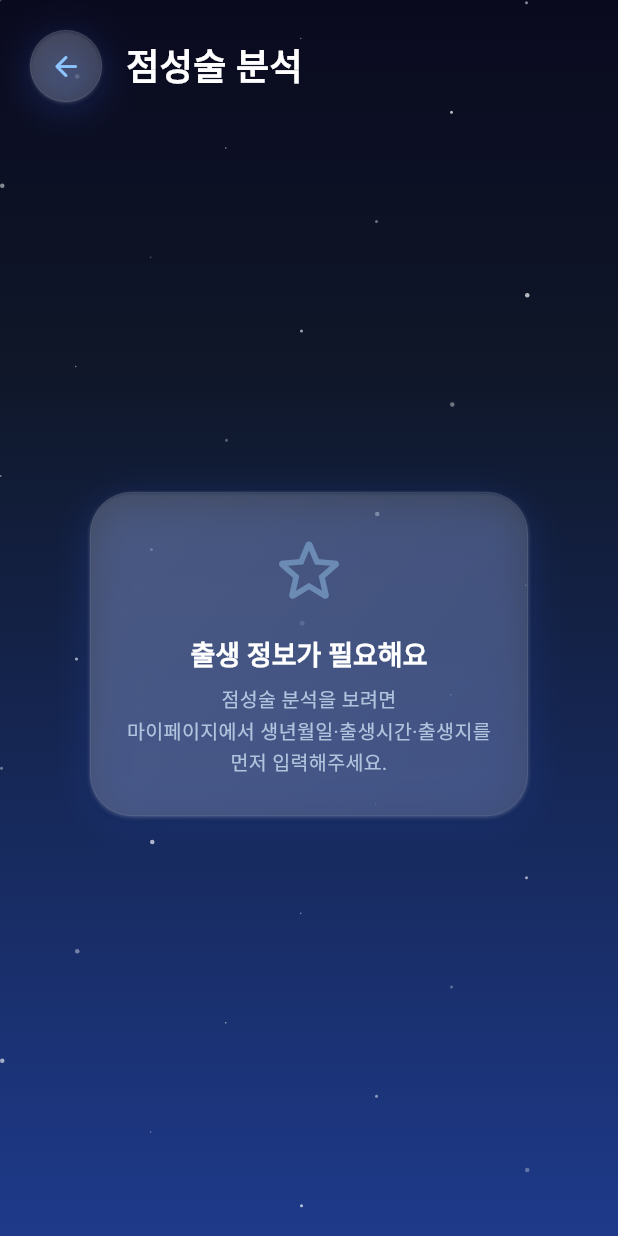
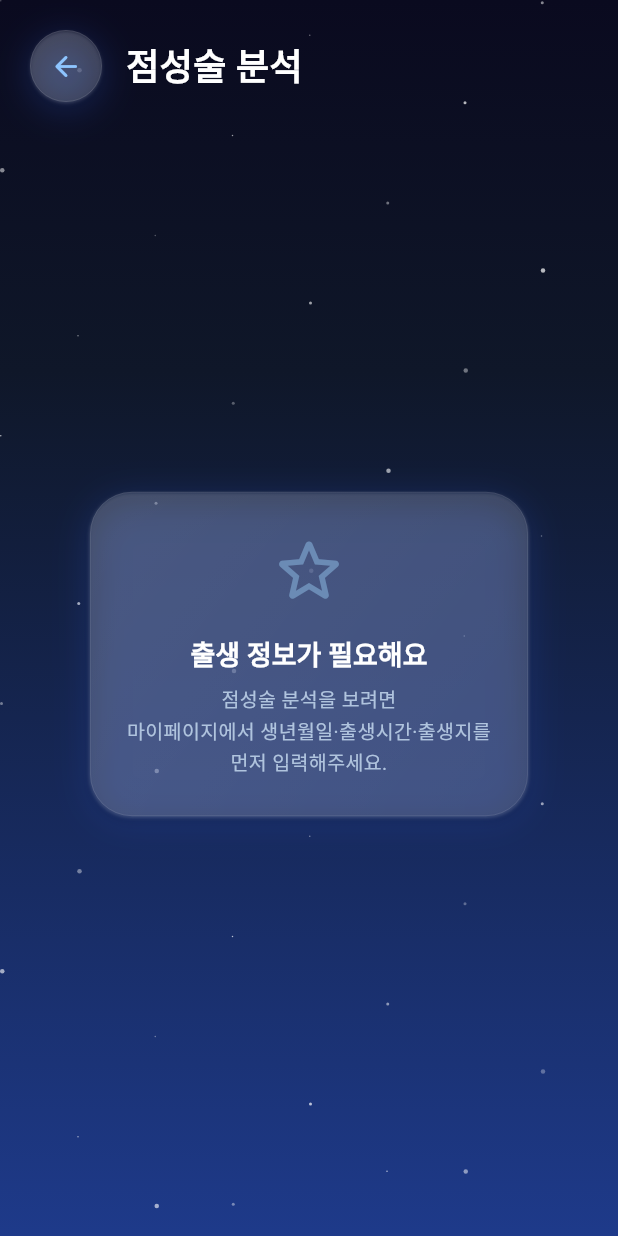
Before and after one commit to bellca225/stellara, a Flutter app: the AstrologyScreen screen opened directly, on a phone screen of 412 x 824 dp. Run offline on Flutter 3.47's test engine with Material 3 defaults, Android fonts, the phone set to English and light mode, and no system bars; our stand-ins replace cloud_firestore, dio, firebase_auth, firebase_core, flutter_dotenv, flutter_riverpod and 5 more; accounts and stored records are empty; statements that could not run were skipped.

Commit message:
Fill star background across short screens

```diff
--- a/lib/core/theme/app_theme.dart
+++ b/lib/core/theme/app_theme.dart
@@ -196,7 +196,19 @@ class StarBackground extends StatelessWidget {
 
   @override
   Widget build(BuildContext context) {
-    return Container(
+    return LayoutBuilder(
+      builder: (context, constraints) {
+        final width =
+            constraints.maxWidth.isFinite
+                ? constraints.maxWidth
+                : MediaQuery.sizeOf(context).width;
+        final height =
+            constraints.maxHeight.isFinite
+                ? constraints.maxHeight
+                : MediaQuery.sizeOf(context).height;
+
+        return SizedBox.expand(
+          child: DecoratedBox(
             decoration: const BoxDecoration(
               gradient: LinearGradient(
                 begin: Alignment.topCenter,
@@ -206,6 +218,7 @@ class StarBackground extends StatelessWidget {
               ),
             ),
             child: Stack(
+              fit: StackFit.expand,
               children: [
                 ...List.generate(40, (i) {
                   final x = (i * 137.5) % 100;
@@ -213,8 +226,8 @@ class StarBackground extends StatelessWidget {
                   final size = (i % 3 + 1).toDouble();
                   final opacity = (i % 5 + 3) / 10;
                   return Positioned(
-              left: x / 100 * 400,
-              top: y / 100 * 900,
+                    left: x / 100 * width,
+                    top: y / 100 * height,
                     child: Opacity(
                       opacity: opacity,
                       child: Container(
@@ -231,6 +244,9 @@ class StarBackground extends StatelessWidget {
                 child,
               ],
             ),
+          ),
+        );
+      },
     );
   }
 }
```
Lines whose indentation alone changed are shown as unchanged.
